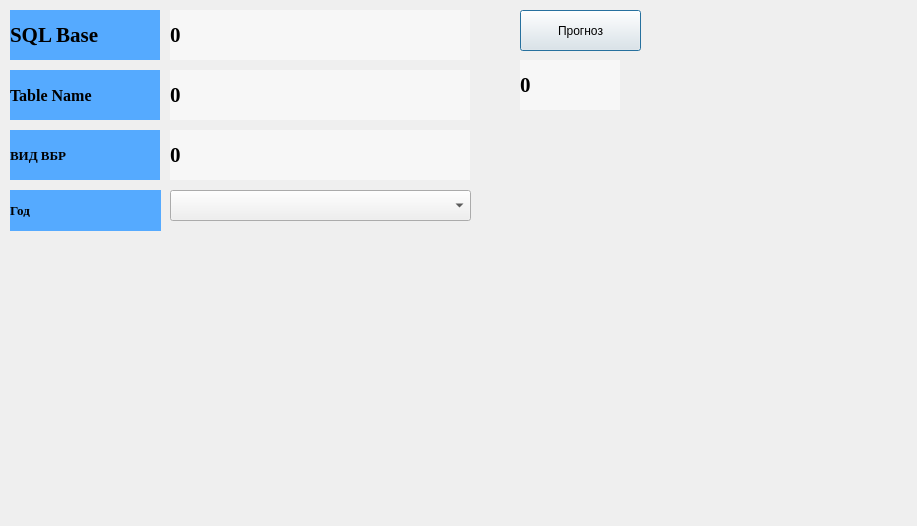
Old version of the form ui_form.ui in the repository DidenkoDmitriy/fish_stock.
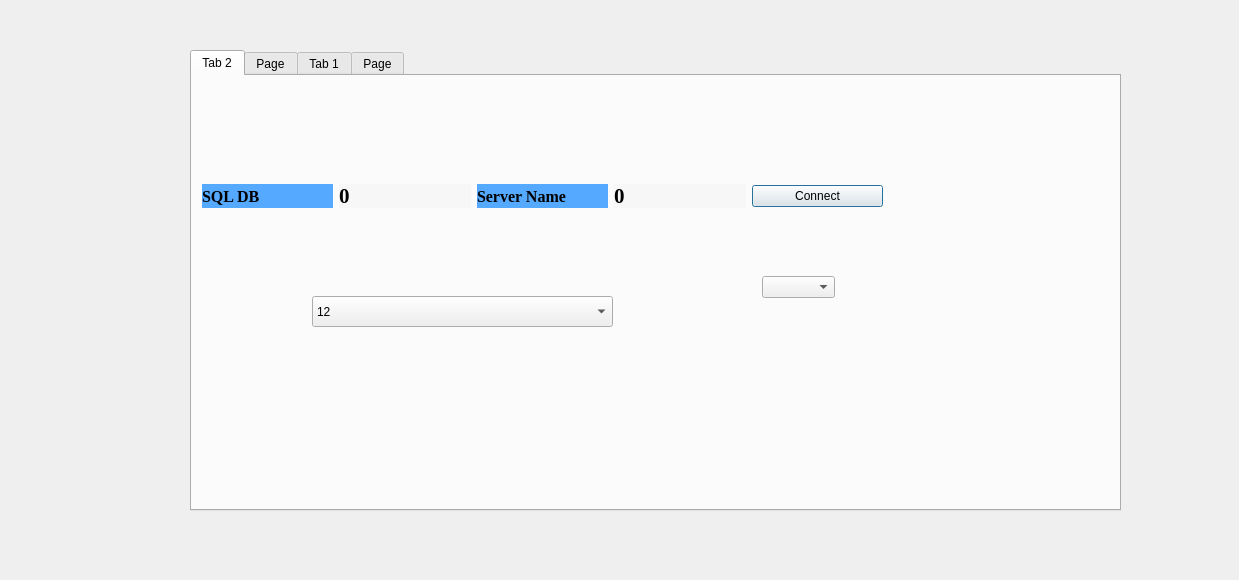
New version of the form. The open tabs and pages were chosen to show the change.

Commit message: project made

The edit to the form file:
```diff
--- a/ui_form.ui
+++ b/ui_form.ui
@@ -6,76 +6,62 @@
    <rect>
     <x>0</x>
     <y>0</y>
-    <width>917</width>
-    <height>526</height>
+    <width>1239</width>
+    <height>580</height>
    </rect>
   </property>
   <property name="windowTitle">
    <string>Прогноз Запаса</string>
   </property>
-  <widget class="QLabel" name="label_Text_SQL_Base">
+  <widget class="QTabWidget" name="tabWidget">
    <property name="geometry">
     <rect>
-     <x>170</x>
-     <y>10</y>
-     <width>300</width>
-     <height>50</height>
+     <x>190</x>
+     <y>50</y>
+     <width>931</width>
+     <height>461</height>
     </rect>
    </property>
-   <property name="font">
-    <font>
-     <family>Times New Roman</family>
-     <pointsize>16</pointsize>
-     <weight>75</weight>
-     <bold>true</bold>
-    </font>
+   <property name="currentIndex">
+    <number>3</number>
    </property>
-   <property name="styleSheet">
-    <string notr="true">background-color: rgb(247, 247, 247);</string>
-   </property>
-   <property name="text">
-    <string>0</string>
-   </property>
-   <property name="margin">
-    <number>10</number>
-   </property>
-  </widget>
-  <widget class="QLabel" name="label_Text_Table_Name">
+   <widget class="QWidget" name="tab_2">
+    <attribute name="title">
+     <string>Tab 2</string>
+    </attribute>
+    <widget class="QWidget" name="gridLayoutWidget">
    <property name="geometry">
     <rect>
-     <x>170</x>
-     <y>70</y>
-     <width>300</width>
-     <height>50</height>
-    </rect>
-   </property>
-   <property name="font">
-    <font>
-     <family>Times New Roman</family>
-     <pointsize>16</pointsize>
-     <weight>75</weight>
-     <bold>true</bold>
-    </font>
-   </property>
-   <property name="styleSheet">
-    <string notr="true">background-color: rgb(247, 247, 247);</string>
-   </property>
-   <property name="text">
-    <string>0</string>
-   </property>
-   <property name="margin">
-    <number>10</number>
-   </property>
-  </widget>
+       <x>10</x>
+       <y>90</y>
+       <width>681</width>
+       <height>61</height>
+      </rect>
+     </property>
+     <layout class="QGridLayout" name="gridLayout">
+      <item row="1" column="0">
   <widget class="QLabel" name="label_SQL_Base_Name">
-   <property name="geometry">
-    <rect>
-     <x>10</x>
-     <y>10</y>
-     <width>150</width>
-     <height>50</height>
-    </rect>
-   </property>
+        <property name="font">
+         <font>
+          <family>Times New Roman</family>
+          <pointsize>12</pointsize>
+          <weight>75</weight>
+          <bold>true</bold>
+         </font>
+        </property>
+        <property name="styleSheet">
+         <string notr="true">background-color: rgb(85, 170, 255);</string>
+        </property>
+        <property name="text">
+         <string>SQL DB</string>
+        </property>
+        <property name="margin">
+         <number>10</number>
+        </property>
+       </widget>
+      </item>
+      <item row="1" column="1">
+       <widget class="QLabel" name="label_Text_SQL_Base">
    <property name="font">
     <font>
      <family>Times New Roman</family>
@@ -85,27 +71,49 @@
     </font>
    </property>
    <property name="styleSheet">
-    <string notr="true">background-color: rgb(85, 170, 255);</string>
+         <string notr="true">background-color: rgb(247, 247, 247);</string>
    </property>
    <property name="text">
-    <string>SQL Base</string>
+         <string>0</string>
    </property>
    <property name="margin">
     <number>10</number>
    </property>
   </widget>
-  <widget class="QLabel" name="label_Table_Name">
-   <property name="geometry">
-    <rect>
-     <x>10</x>
-     <y>70</y>
-     <width>150</width>
-     <height>50</height>
-    </rect>
-   </property>
+      </item>
+      <item row="1" column="4">
+       <widget class="QPushButton" name="btn_Connect_SQL_DB">
+        <property name="text">
+         <string>Connect</string>
+        </property>
+       </widget>
+      </item>
+      <item row="1" column="3">
+       <widget class="QLabel" name="label_Text_SQL_Server_Name">
    <property name="font">
     <font>
      <family>Times New Roman</family>
+          <pointsize>16</pointsize>
+          <weight>75</weight>
+          <bold>true</bold>
+         </font>
+        </property>
+        <property name="styleSheet">
+         <string notr="true">background-color: rgb(247, 247, 247);</string>
+        </property>
+        <property name="text">
+         <string>0</string>
+        </property>
+        <property name="margin">
+         <number>10</number>
+        </property>
+       </widget>
+      </item>
+      <item row="1" column="2">
+       <widget class="QLabel" name="label_SQL_Base_Name_2">
+        <property name="font">
+         <font>
+          <family>Times New Roman</family>
      <pointsize>12</pointsize>
      <weight>75</weight>
      <bold>true</bold>
@@ -115,17 +123,60 @@
     <string notr="true">background-color: rgb(85, 170, 255);</string>
    </property>
    <property name="text">
-    <string>Table Name</string>
+         <string>Server Name</string>
    </property>
    <property name="margin">
     <number>10</number>
    </property>
   </widget>
+      </item>
+     </layout>
+    </widget>
+    <widget class="QComboBox" name="comboBox">
+     <property name="geometry">
+      <rect>
+       <x>120</x>
+       <y>220</y>
+       <width>301</width>
+       <height>31</height>
+      </rect>
+     </property>
+     <item>
+      <property name="text">
+       <string>12</string>
+      </property>
+     </item>
+     <item>
+      <property name="text">
+       <string>23</string>
+      </property>
+     </item>
+    </widget>
+    <widget class="QComboBox" name="comboBox_2">
+     <property name="geometry">
+      <rect>
+       <x>570</x>
+       <y>200</y>
+       <width>73</width>
+       <height>22</height>
+      </rect>
+     </property>
+    </widget>
+   </widget>
+   <widget class="QWidget" name="tab_3">
+    <attribute name="title">
+     <string>Page</string>
+    </attribute>
+   </widget>
+   <widget class="QWidget" name="tab">
+    <attribute name="title">
+     <string>Tab 1</string>
+    </attribute>
   <widget class="QLabel" name="label_Space_Name">
    <property name="geometry">
     <rect>
      <x>10</x>
-     <y>130</y>
+       <y>20</y>
      <width>150</width>
      <height>50</height>
     </rect>
@@ -151,8 +202,62 @@
   <widget class="QLabel" name="label_Text_Space">
    <property name="geometry">
     <rect>
-     <x>170</x>
-     <y>130</y>
+       <x>140</x>
+       <y>20</y>
+       <width>300</width>
+       <height>50</height>
+      </rect>
+     </property>
+     <property name="font">
+      <font>
+       <family>Times New Roman</family>
+       <pointsize>16</pointsize>
+       <weight>75</weight>
+       <bold>true</bold>
+      </font>
+     </property>
+     <property name="styleSheet">
+      <string notr="true">background-color: rgb(247, 247, 247);</string>
+     </property>
+     <property name="text">
+      <string>0</string>
+     </property>
+     <property name="margin">
+      <number>10</number>
+     </property>
+    </widget>
+    <widget class="QLabel" name="label_Table_Name">
+     <property name="geometry">
+      <rect>
+       <x>10</x>
+       <y>90</y>
+       <width>150</width>
+       <height>50</height>
+      </rect>
+     </property>
+     <property name="font">
+      <font>
+       <family>Times New Roman</family>
+       <pointsize>12</pointsize>
+       <weight>75</weight>
+       <bold>true</bold>
+      </font>
+     </property>
+     <property name="styleSheet">
+      <string notr="true">background-color: rgb(85, 170, 255);</string>
+     </property>
+     <property name="text">
+      <string>Table Name</string>
+     </property>
+     <property name="margin">
+      <number>10</number>
+     </property>
+    </widget>
+    <widget class="QLabel" name="label_Text_Table_Name">
+     <property name="geometry">
+      <rect>
+       <x>180</x>
+       <y>80</y>
      <width>300</width>
      <height>50</height>
     </rect>
@@ -178,8 +283,8 @@
   <widget class="QLabel" name="label_Year">
    <property name="geometry">
     <rect>
-     <x>10</x>
-     <y>190</y>
+       <x>50</x>
+       <y>170</y>
      <width>151</width>
      <height>41</height>
     </rect>
@@ -205,8 +310,8 @@
   <widget class="QLabel" name="label_Text_Year">
    <property name="geometry">
     <rect>
-     <x>520</x>
-     <y>60</y>
+       <x>230</x>
+       <y>160</y>
      <width>100</width>
      <height>50</height>
     </rect>
@@ -229,28 +334,12 @@
     <number>10</number>
    </property>
   </widget>
-  <widget class="QPushButton" name="pushButton">
-   <property name="geometry">
-    <rect>
-     <x>520</x>
-     <y>10</y>
-     <width>121</width>
-     <height>41</height>
-    </rect>
-   </property>
-   <property name="text">
-    <string>Прогноз</string>
-   </property>
-  </widget>
-  <widget class="QComboBox" name="comboBox">
-   <property name="geometry">
-    <rect>
-     <x>170</x>
-     <y>190</y>
-     <width>301</width>
-     <height>31</height>
-    </rect>
-   </property>
+   </widget>
+   <widget class="QWidget" name="tab_4">
+    <attribute name="title">
+     <string>Page</string>
+    </attribute>
+   </widget>
   </widget>
  </widget>
  <resources/>
```
Lines whose indentation alone changed are shown as unchanged.
